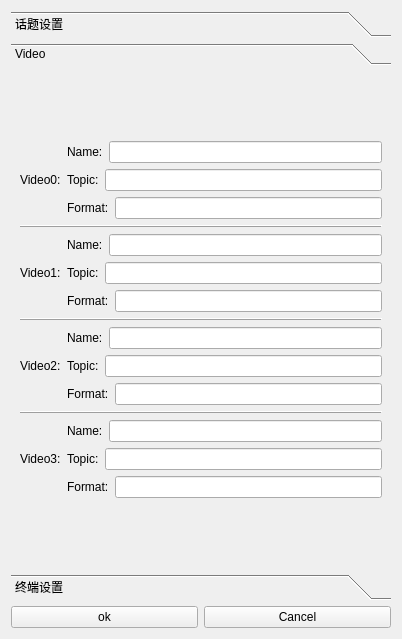
Qt form ui/settings.ui (chengyangkj/Ros_Qt5_Gui_App) before a commit.
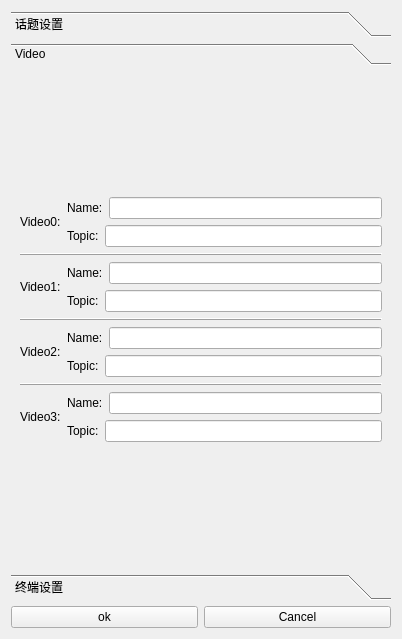
The same form after that commit. The open tabs and pages were chosen to show the change. Icons and pictures are not drawn.

The edit to the form file:
```diff
--- a/ui/settings.ui
+++ b/ui/settings.ui
@@ -225,20 +225,6 @@
                  </item>
                 </layout>
                </item>
-               <item>
-                <layout class="QHBoxLayout" name="horizontalLayout_23">
-                 <item>
-                  <widget class="QLabel" name="label_6">
-                   <property name="text">
-                    <string>Format:</string>
-                   </property>
-                  </widget>
-                 </item>
-                 <item>
-                  <widget class="QLineEdit" name="video0_format_3"/>
-                 </item>
-                </layout>
-               </item>
               </layout>
              </item>
             </layout>
@@ -310,20 +296,6 @@
                  </item>
                 </layout>
                </item>
-               <item>
-                <layout class="QHBoxLayout" name="horizontalLayout_19">
-                 <item>
-                  <widget class="QLabel" name="label_2">
-                   <property name="text">
-                    <string>Format:</string>
-                   </property>
-                  </widget>
-                 </item>
-                 <item>
-                  <widget class="QLineEdit" name="video1_format"/>
-                 </item>
-                </layout>
-               </item>
               </layout>
              </item>
             </layout>
@@ -395,20 +367,6 @@
                  </item>
                 </layout>
                </item>
-               <item>
-                <layout class="QHBoxLayout" name="horizontalLayout_20">
-                 <item>
-                  <widget class="QLabel" name="label_3">
-                   <property name="text">
-                    <string>Format:</string>
-                   </property>
-                  </widget>
-                 </item>
-                 <item>
-                  <widget class="QLineEdit" name="video2_format"/>
-                 </item>
-                </layout>
-               </item>
               </layout>
              </item>
             </layout>
@@ -480,20 +438,6 @@
                  </item>
                 </layout>
                </item>
-               <item>
-                <layout class="QHBoxLayout" name="horizontalLayout_21">
-                 <item>
-                  <widget class="QLabel" name="label_4">
-                   <property name="text">
-                    <string>Format:</string>
-                   </property>
-                  </widget>
-                 </item>
-                 <item>
-                  <widget class="QLineEdit" name="video3_format"/>
-                 </item>
-                </layout>
-               </item>
               </layout>
              </item>
             </layout>
```
Left out of the diff: 2 changed lines with no effect on the pictures.
